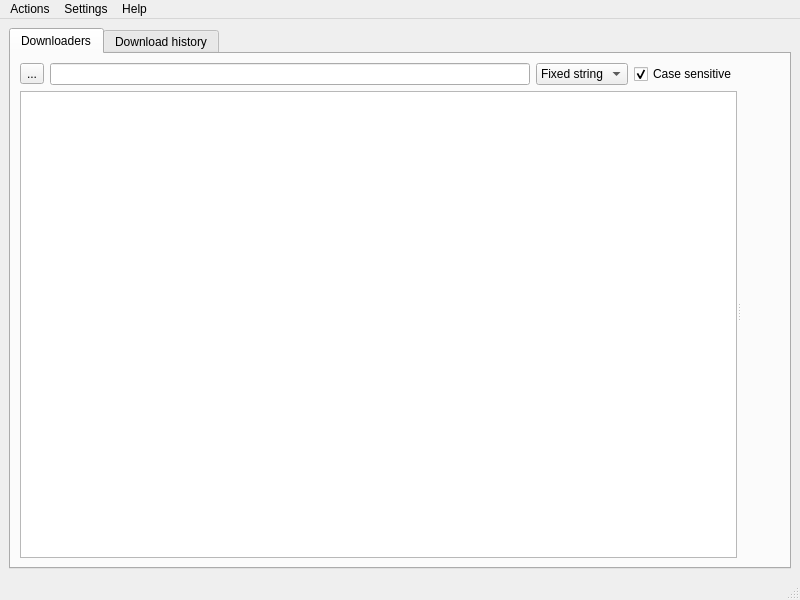
Before: the Qt Designer form src/leechcraft.ui in 0xd34df00d/leechcraft, drawn with Qt 5.
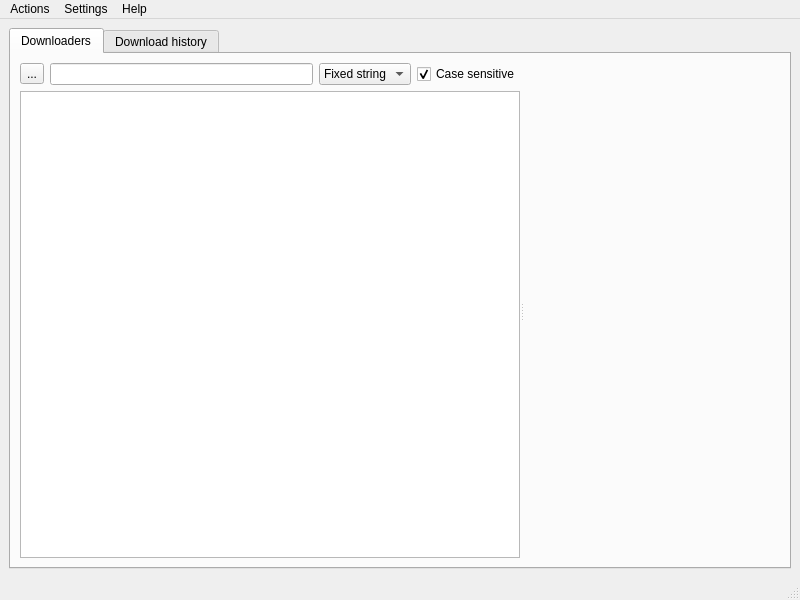
After: the same form once the commit is applied. Icons and pictures are not drawn. Custom widgets are drawn as their Qt base class.

```diff
--- a/src/leechcraft.ui
+++ b/src/leechcraft.ui
@@ -42,7 +42,7 @@
           <property name="orientation" >
            <enum>Qt::Horizontal</enum>
           </property>
-          <widget class="QWidget" name="" >
+          <widget class="QWidget" name="layoutWidget" >
            <layout class="QVBoxLayout" name="PluginsStuff_" >
             <item>
              <layout class="QHBoxLayout" name="horizontalLayout" >
@@ -94,9 +94,15 @@
             </item>
             <item>
              <widget class="QTreeView" name="PluginsTasksTree_" >
+              <property name="sizePolicy" >
+               <sizepolicy vsizetype="Expanding" hsizetype="Expanding" >
+                <horstretch>40</horstretch>
+                <verstretch>0</verstretch>
+               </sizepolicy>
+              </property>
               <property name="minimumSize" >
                <size>
-                <width>250</width>
+                <width>500</width>
                 <height>0</height>
                </size>
               </property>
@@ -115,8 +121,8 @@
           </widget>
           <widget class="QDockWidget" name="ControlsDockWidget_" >
            <property name="sizePolicy" >
-            <sizepolicy vsizetype="Preferred" hsizetype="Minimum" >
-             <horstretch>0</horstretch>
+            <sizepolicy vsizetype="Preferred" hsizetype="Preferred" >
+             <horstretch>3</horstretch>
              <verstretch>0</verstretch>
             </sizepolicy>
            </property>
```
